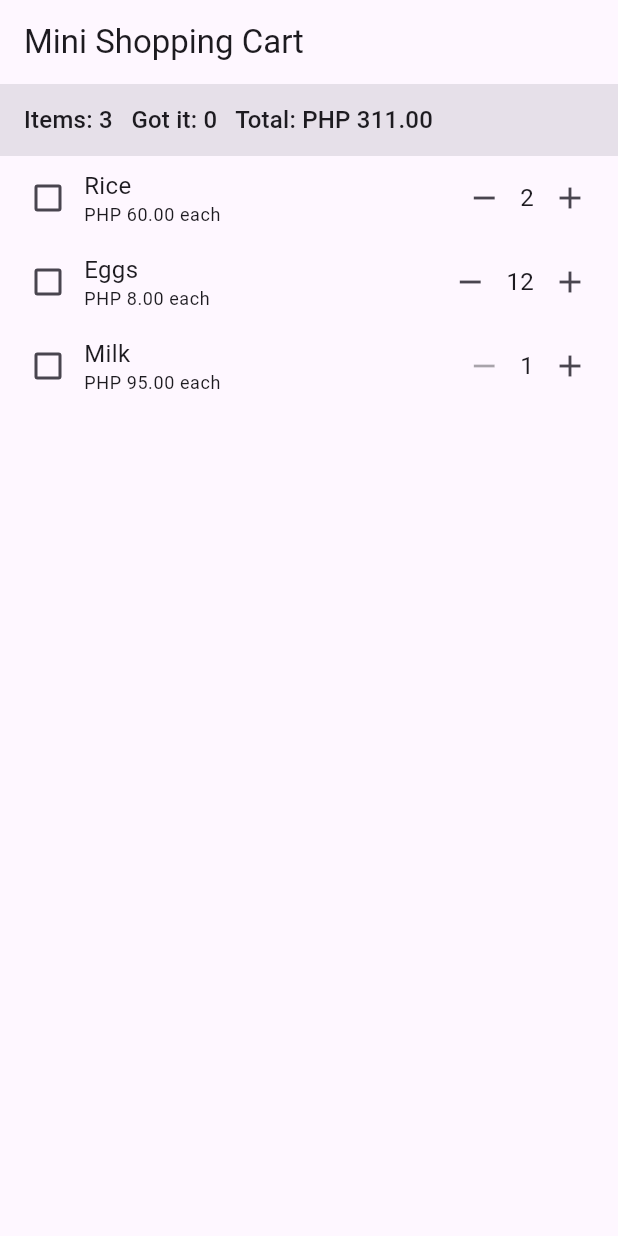
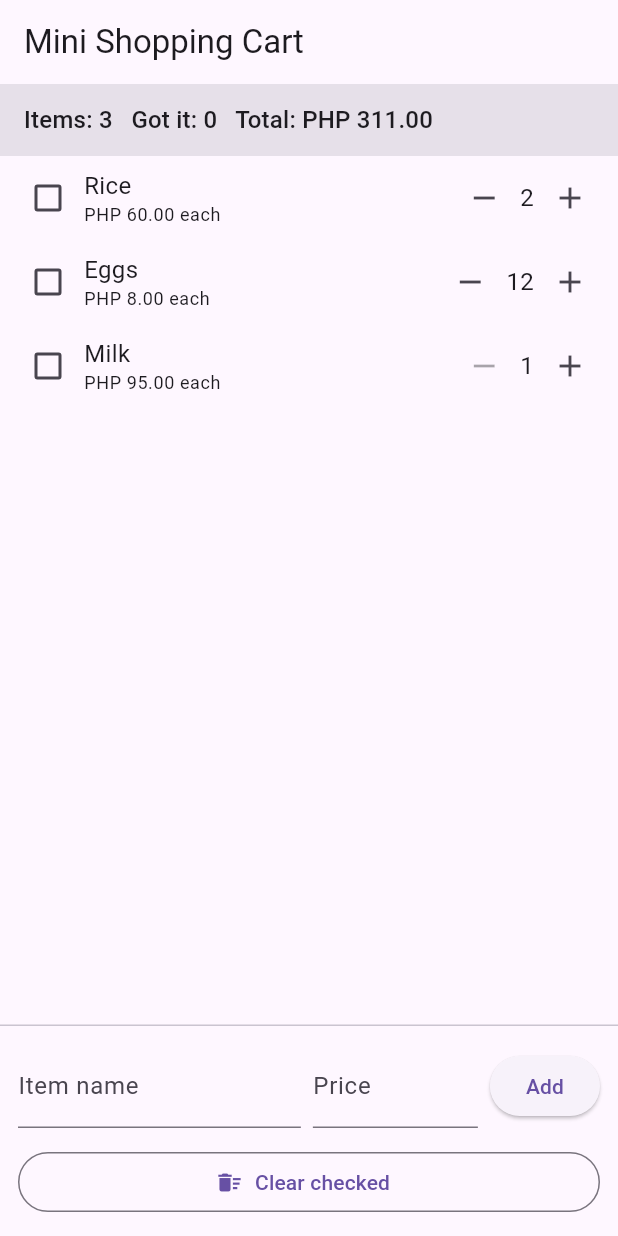
Before and after one commit to jayaguelo-spec/stateful-lab-jay, a Flutter app: the screen it shows after launch, on a phone screen of 412 x 824 dp. Run offline on Flutter 3.47's test engine with Material 3 defaults, Android fonts, the phone set to English and light mode, and no system bars.

Commit message:
Add item form, validation and clear checked

```diff
--- a/lib/main.dart
+++ b/lib/main.dart
@@ -30,6 +30,10 @@ class _CartScreenState extends State<CartScreen> {
   final List<CartItem> _items = [];
   final TextEditingController _nameController = TextEditingController();
   final TextEditingController _priceController = TextEditingController();
+
+  // Validation messages shown under the text fields.
+  String? _nameError;
+  String? _priceError;
 
   @override
   void initState() {
@@ -77,6 +81,38 @@ class _CartScreenState extends State<CartScreen> {
     });
   }
 
+  // Validate the form, then append a new item (still inside setState()).
+  void _addItem() {
+    final String name = _nameController.text.trim();
+    final double? price = double.tryParse(_priceController.text.trim());
+
+    setState(() {
+      _nameError = name.isEmpty ? 'Enter an item name' : null;
+      _priceError = (price == null || price <= 0)
+          ? 'Enter a number greater than 0'
+          : null;
+
+      if (_nameError == null && _priceError == null) {
+        _items.add(CartItem(name: name, price: price!));
+        _nameController.clear();
+        _priceController.clear();
+      }
+    });
+
+    if (_nameError != null || _priceError != null) {
+      ScaffoldMessenger.of(context).showSnackBar(
+        const SnackBar(content: Text('Please fix the errors below.')),
+      );
+    }
+  }
+
+  // Delete every item the user has ticked off.
+  void _clearChecked() {
+    setState(() {
+      _items.removeWhere((item) => item.gotIt);
+    });
+  }
+
   @override
   Widget build(BuildContext context) {
     return Scaffold(
@@ -109,6 +145,53 @@ class _CartScreenState extends State<CartScreen> {
                     onToggle: () => _toggle(index),
                   );
                 },
+              ),
+            ),
+            const Divider(height: 1),
+            // Add-item form with inline validation.
+            Padding(
+              padding: const EdgeInsets.all(12),
+              child: Row(
+                children: [
+                  Expanded(
+                    child: TextField(
+                      controller: _nameController,
+                      decoration: InputDecoration(
+                        labelText: 'Item name',
+                        errorText: _nameError,
+                      ),
+                      onChanged: (_) => setState(() => _nameError = null),
+                    ),
+                  ),
+                  const SizedBox(width: 8),
+                  SizedBox(
+                    width: 110,
+                    child: TextField(
+                      controller: _priceController,
+                      keyboardType: const TextInputType.numberWithOptions(
+                        decimal: true,
+                      ),
+                      decoration: InputDecoration(
+                        labelText: 'Price',
+                        errorText: _priceError,
+                      ),
+                      onChanged: (_) => setState(() => _priceError = null),
+                    ),
+                  ),
+                  const SizedBox(width: 8),
+                  ElevatedButton(onPressed: _addItem, child: const Text('Add')),
+                ],
+              ),
+            ),
+            Padding(
+              padding: const EdgeInsets.fromLTRB(12, 0, 12, 12),
+              child: SizedBox(
+                width: double.infinity,
+                child: OutlinedButton.icon(
+                  onPressed: _clearChecked,
+                  icon: const Icon(Icons.delete_sweep),
+                  label: const Text('Clear checked'),
+                ),
               ),
             ),
           ],
```
